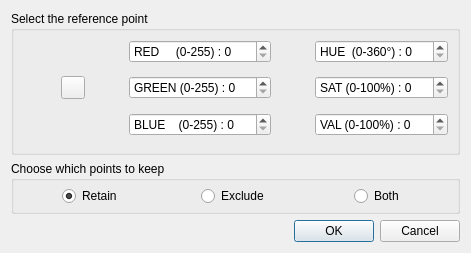
Old version of the form HSVDialog.ui in the repository ckeleshi/ptrans.
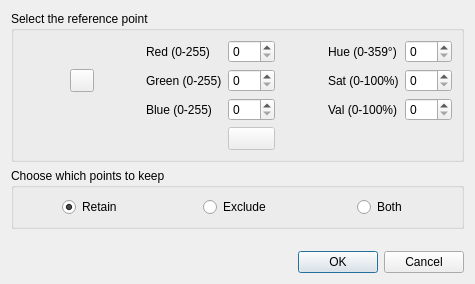
New version of the form. Icons and pictures are not drawn.

Commit message: Bug fix: clicking on a blank part of the 3D view could lead to a crash Bug fix: the HSV dialog was cropping the Hue value to 255 Improvements: improved dialogs, with preview of the picked RGB color Syntax cleanup

```diff
--- a/HSVDialog.ui
+++ b/HSVDialog.ui
@@ -6,8 +6,8 @@
    <rect>
     <x>0</x>
     <y>0</y>
-    <width>471</width>
-    <height>253</height>
+    <width>475</width>
+    <height>284</height>
    </rect>
   </property>
   <property name="sizePolicy">
@@ -24,256 +24,211 @@
   </property>
   <layout class="QVBoxLayout" name="verticalLayout">
    <item>
-    <layout class="QVBoxLayout" name="verticalLayout_5">
-     <item>
-      <widget class="QGroupBox" name="centerGroupBox">
-       <property name="title">
-        <string>Select the reference point </string>
-       </property>
-       <property name="flat">
-        <bool>true</bool>
-       </property>
-       <layout class="QGridLayout" name="gridLayout_3">
-        <item row="3" column="3">
-         <spacer name="verticalSpacer_6">
-          <property name="orientation">
-           <enum>Qt::Vertical</enum>
-          </property>
-          <property name="sizeType">
-           <enum>QSizePolicy::Expanding</enum>
-          </property>
-          <property name="sizeHint" stdset="0">
-           <size>
-            <width>20</width>
-            <height>10</height>
-           </size>
-          </property>
-         </spacer>
-        </item>
-        <item row="4" column="4">
-         <spacer name="horizontalSpacer_7">
-          <property name="orientation">
-           <enum>Qt::Horizontal</enum>
-          </property>
-          <property name="sizeHint" stdset="0">
-           <size>
-            <width>40</width>
-            <height>20</height>
-           </size>
-          </property>
-         </spacer>
-        </item>
-        <item row="2" column="5">
-         <widget class="QDoubleSpinBox" name="sat_first">
-          <property name="prefix">
-           <string notr="true">SAT (0-100%) : </string>
-          </property>
-          <property name="decimals">
-           <number>0</number>
-          </property>
-          <property name="minimum">
-           <double>0.000000000000000</double>
-          </property>
-          <property name="maximum">
-           <double>255.000000000000000</double>
-          </property>
-         </widget>
-        </item>
-        <item row="0" column="3">
-         <widget class="QDoubleSpinBox" name="red">
-          <property name="prefix">
-           <string notr="true">RED     (0-255) : </string>
-          </property>
-          <property name="decimals">
-           <number>0</number>
-          </property>
-          <property name="minimum">
-           <double>0.000000000000000</double>
-          </property>
-          <property name="maximum">
-           <double>255.000000000000000</double>
-          </property>
-         </widget>
-        </item>
-        <item row="4" column="3">
-         <widget class="QDoubleSpinBox" name="blue">
-          <property name="prefix">
-           <string notr="true">BLUE    (0-255) : </string>
-          </property>
-          <property name="decimals">
-           <number>0</number>
-          </property>
-          <property name="minimum">
-           <double>0.000000000000000</double>
-          </property>
-          <property name="maximum">
-           <double>255.000000000000000</double>
-          </property>
-         </widget>
-        </item>
-        <item row="5" column="3">
-         <spacer name="verticalSpacer_9">
-          <property name="orientation">
-           <enum>Qt::Vertical</enum>
-          </property>
-          <property name="sizeType">
-           <enum>QSizePolicy::Expanding</enum>
-          </property>
-          <property name="sizeHint" stdset="0">
-           <size>
-            <width>20</width>
-            <height>10</height>
-           </size>
-          </property>
-         </spacer>
-        </item>
-        <item row="0" column="4">
-         <spacer name="horizontalSpacer_2">
-          <property name="orientation">
-           <enum>Qt::Horizontal</enum>
-          </property>
-          <property name="sizeHint" stdset="0">
-           <size>
-            <width>40</width>
-            <height>20</height>
-           </size>
-          </property>
-         </spacer>
-        </item>
-        <item row="2" column="3">
-         <widget class="QDoubleSpinBox" name="green">
-          <property name="prefix">
-           <string notr="true">GREEN (0-255) : </string>
-          </property>
-          <property name="decimals">
-           <number>0</number>
-          </property>
-          <property name="minimum">
-           <double>0.000000000000000</double>
-          </property>
-          <property name="maximum">
-           <double>255.000000000000000</double>
-          </property>
-         </widget>
-        </item>
-        <item row="1" column="3">
-         <spacer name="verticalSpacer_5">
-          <property name="orientation">
-           <enum>Qt::Vertical</enum>
-          </property>
-          <property name="sizeType">
-           <enum>QSizePolicy::Expanding</enum>
-          </property>
-          <property name="sizeHint" stdset="0">
-           <size>
-            <width>20</width>
-            <height>10</height>
-           </size>
-          </property>
-         </spacer>
-        </item>
-        <item row="0" column="5">
-         <widget class="QDoubleSpinBox" name="hue_first">
-          <property name="prefix">
-           <string notr="true">HUE  (0-360°) : </string>
-          </property>
-          <property name="decimals">
-           <number>0</number>
-          </property>
-          <property name="minimum">
-           <double>0.000000000000000</double>
-          </property>
-          <property name="maximum">
-           <double>255.000000000000000</double>
-          </property>
-         </widget>
-        </item>
-        <item row="2" column="4">
-         <spacer name="horizontalSpacer_3">
-          <property name="orientation">
-           <enum>Qt::Horizontal</enum>
-          </property>
-          <property name="sizeHint" stdset="0">
-           <size>
-            <width>40</width>
-            <height>20</height>
-           </size>
-          </property>
-         </spacer>
-        </item>
-        <item row="2" column="2">
-         <spacer name="horizontalSpacer_5">
-          <property name="orientation">
-           <enum>Qt::Horizontal</enum>
-          </property>
-          <property name="sizeHint" stdset="0">
-           <size>
-            <width>40</width>
-            <height>20</height>
-           </size>
-          </property>
-         </spacer>
-        </item>
-        <item row="2" column="0">
-         <spacer name="horizontalSpacer_6">
-          <property name="orientation">
-           <enum>Qt::Horizontal</enum>
-          </property>
-          <property name="sizeHint" stdset="0">
-           <size>
-            <width>40</width>
-            <height>20</height>
-           </size>
-          </property>
-         </spacer>
-        </item>
-        <item row="2" column="1">
-         <widget class="QToolButton" name="pointPickingButton_first">
-          <property name="toolTip">
-           <string>Pick the plane center (click again to cancel)</string>
-          </property>
-          <property name="icon">
-           <iconset resource="../../../../qCC/icons.qrc">
-            <normaloff>:/CC/images/ccPointPicking.png</normaloff>:/CC/images/ccPointPicking.png</iconset>
-          </property>
-          <property name="checkable">
-           <bool>true</bool>
-          </property>
-         </widget>
-        </item>
-        <item row="4" column="5">
-         <widget class="QDoubleSpinBox" name="val_first">
-          <property name="prefix">
-           <string notr="true">VAL (0-100%) : </string>
-          </property>
-          <property name="decimals">
-           <number>0</number>
-          </property>
-          <property name="minimum">
-           <double>0.000000000000000</double>
-          </property>
-          <property name="maximum">
-           <double>255.000000000000000</double>
-          </property>
-         </widget>
-        </item>
-       </layout>
-      </widget>
-     </item>
-    </layout>
+    <widget class="QGroupBox" name="centerGroupBox">
+     <property name="sizePolicy">
+      <sizepolicy hsizetype="Preferred" vsizetype="Maximum">
+       <horstretch>0</horstretch>
+       <verstretch>0</verstretch>
+      </sizepolicy>
+     </property>
+     <property name="title">
+      <string>Select the reference point </string>
+     </property>
+     <property name="flat">
+      <bool>true</bool>
+     </property>
+     <layout class="QGridLayout" name="gridLayout_3">
+      <item row="1" column="0">
+       <spacer name="horizontalSpacer_6">
+        <property name="orientation">
+         <enum>Qt::Horizontal</enum>
+        </property>
+        <property name="sizeHint" stdset="0">
+         <size>
+          <width>40</width>
+          <height>20</height>
+         </size>
+        </property>
+       </spacer>
+      </item>
+      <item row="0" column="7">
+       <widget class="QSpinBox" name="hue">
+        <property name="maximum">
+         <number>359</number>
+        </property>
+       </widget>
+      </item>
+      <item row="1" column="1">
+       <widget class="QToolButton" name="pointPickingButton_first">
+        <property name="toolTip">
+         <string>Pick the plane center (click again to cancel)</string>
+        </property>
+        <property name="icon">
+         <iconset resource="../../../../qCC/icons.qrc">
+          <normaloff>:/CC/images/ccPointPicking.png</normaloff>:/CC/images/ccPointPicking.png</iconset>
+        </property>
+        <property name="checkable">
+         <bool>true</bool>
+        </property>
+       </widget>
+      </item>
+      <item row="0" column="5">
+       <spacer name="horizontalSpacer_2">
+        <property name="orientation">
+         <enum>Qt::Horizontal</enum>
+        </property>
+        <property name="sizeHint" stdset="0">
+         <size>
+          <width>40</width>
+          <height>20</height>
+         </size>
+        </property>
+       </spacer>
+      </item>
+      <item row="2" column="4">
+       <widget class="QSpinBox" name="blue">
+        <property name="maximum">
+         <number>255</number>
+        </property>
+       </widget>
+      </item>
+      <item row="1" column="7">
+       <widget class="QSpinBox" name="sat">
+        <property name="maximum">
+         <number>100</number>
+        </property>
+       </widget>
+      </item>
+      <item row="0" column="6">
+       <widget class="QLabel" name="label_4">
+        <property name="text">
+         <string>Hue (0-359°)</string>
+        </property>
+       </widget>
+      </item>
+      <item row="1" column="2">
+       <spacer name="horizontalSpacer_5">
+        <property name="orientation">
+         <enum>Qt::Horizontal</enum>
+        </property>
+        <property name="sizeHint" stdset="0">
+         <size>
+          <width>40</width>
+          <height>20</height>
+         </size>
+        </property>
+       </spacer>
+      </item>
+      <item row="2" column="3">
+       <widget class="QLabel" name="label_3">
+        <property name="text">
+         <string>Blue (0-255)</string>
+        </property>
+       </widget>
+      </item>
+      <item row="2" column="7">
+       <widget class="QSpinBox" name="val">
+        <property name="maximum">
+         <number>100</number>
+        </property>
+       </widget>
+      </item>
+      <item row="1" column="5">
+       <spacer name="horizontalSpacer_3">
+        <property name="orientation">
+         <enum>Qt::Horizontal</enum>
+        </property>
+        <property name="sizeHint" stdset="0">
+         <size>
+          <width>40</width>
+          <height>20</height>
+         </size>
+        </property>
+       </spacer>
+      </item>
+      <item row="1" column="3">
+       <widget class="QLabel" name="label_2">
+        <property name="text">
+         <string>Green (0-255)</string>
+        </property>
+       </widget>
+      </item>
+      <item row="1" column="4">
+       <widget class="QSpinBox" name="green">
+        <property name="maximum">
+         <number>255</number>
+        </property>
+       </widget>
+      </item>
+      <item row="1" column="6">
+       <widget class="QLabel" name="label_5">
+        <property name="text">
+         <string>Sat (0-100%)</string>
+        </property>
+       </widget>
+      </item>
+      <item row="0" column="4">
+       <widget class="QSpinBox" name="red">
+        <property name="maximum">
+         <number>255</number>
+        </property>
+       </widget>
+      </item>
+      <item row="2" column="5">
+       <spacer name="horizontalSpacer_7">
+        <property name="orientation">
+         <enum>Qt::Horizontal</enum>
+        </property>
+        <property name="sizeHint" stdset="0">
+         <size>
+          <width>40</width>
+          <height>20</height>
+         </size>
+        </property>
+       </spacer>
+      </item>
+      <item row="0" column="3">
+       <widget class="QLabel" name="label">
+        <property name="text">
+         <string>Red (0-255)</string>
+        </property>
+       </widget>
+      </item>
+      <item row="2" column="6">
+       <widget class="QLabel" name="label_6">
+        <property name="text">
+         <string>Val (0-100%)</string>
+        </property>
+       </widget>
+      </item>
+      <item row="3" column="4">
+       <widget class="QToolButton" name="rgbColorToolButton">
+        <property name="enabled">
+         <bool>false</bool>
+        </property>
+        <property name="sizePolicy">
+         <sizepolicy hsizetype="Expanding" vsizetype="Fixed">
+          <horstretch>0</horstretch>
+          <verstretch>0</verstretch>
+         </sizepolicy>
+        </property>
+       </widget>
+      </item>
+     </layout>
+    </widget>
    </item>
    <item>
     <widget class="QGroupBox" name="horizontalGroupBox">
+     <property name="sizePolicy">
+      <sizepolicy hsizetype="Preferred" vsizetype="Maximum">
+       <horstretch>0</horstretch>
+       <verstretch>0</verstretch>
+      </sizepolicy>
+     </property>
      <property name="title">
       <string>Choose which points to keep </string>
      </property>
      <layout class="QHBoxLayout" name="horizontalLayout">
-      <property name="topMargin">
-       <number>5</number>
-      </property>
-      <property name="bottomMargin">
-       <number>5</number>
-      </property>
       <item alignment="Qt::AlignHCenter">
        <widget class="QRadioButton" name="retain">
         <property name="text">
@@ -301,6 +256,19 @@
      </layout>
     </widget>
    </item>
+   <item>
+    <spacer name="verticalSpacer">
+     <property name="orientation">
+      <enum>Qt::Vertical</enum>
+     </property>
+     <property name="sizeHint" stdset="0">
+      <size>
+       <width>20</width>
+       <height>40</height>
+      </size>
+     </property>
+    </spacer>
+   </item>
    <item>
     <widget class="QDialogButtonBox" name="buttonBox">
      <property name="orientation">
```
The commit also changes 9 other files.
